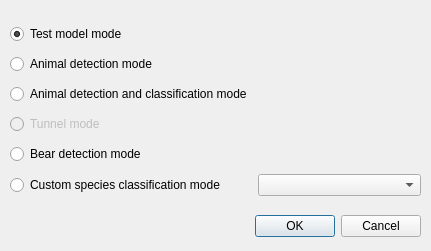
This is wadas/ui/qt/select_mode.ui in stefanodellosa-personal/WADAS as Qt 5 draws it before an edit. The edited form follows.
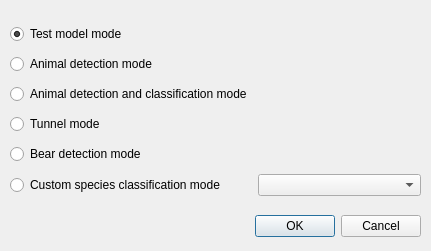
This is the edited form.

Diff of the .ui file:
```diff
--- a/wadas/ui/qt/select_mode.ui
+++ b/wadas/ui/qt/select_mode.ui
@@ -106,13 +106,13 @@
     <item row="3" column="0">
      <widget class="QRadioButton" name="radioButton_tunnel_mode">
       <property name="enabled">
-       <bool>false</bool>
+       <bool>true</bool>
       </property>
       <property name="text">
        <string>Tunnel mode</string>
       </property>
       <property name="checkable">
-       <bool>false</bool>
+       <bool>true</bool>
       </property>
       <property name="autoExclusive">
        <bool>true</bool>
```
